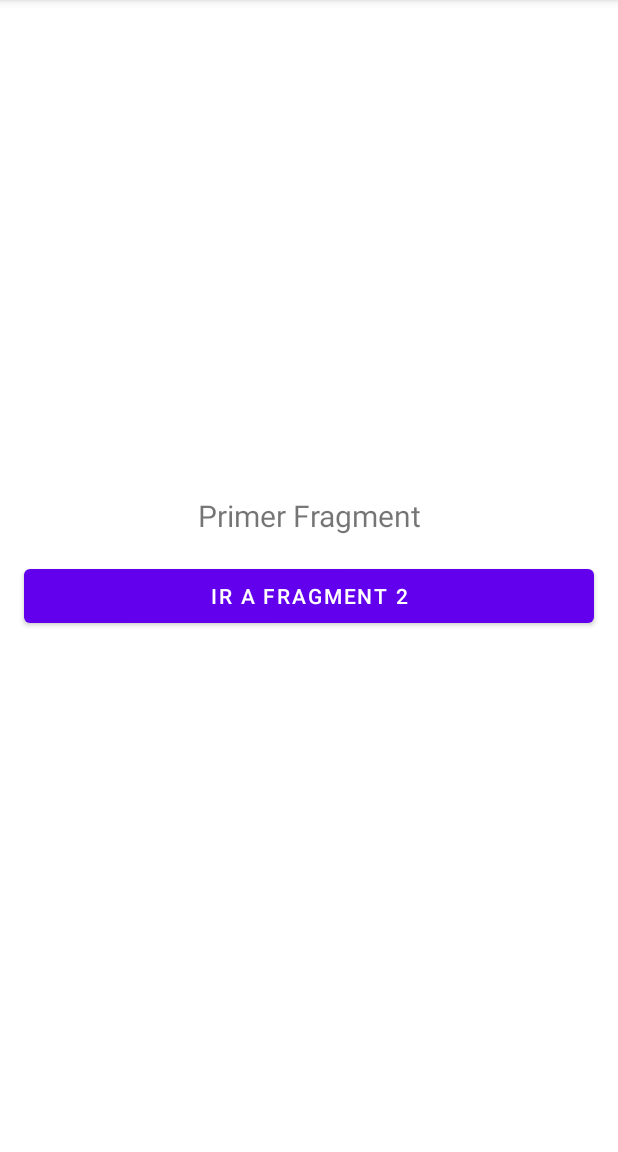
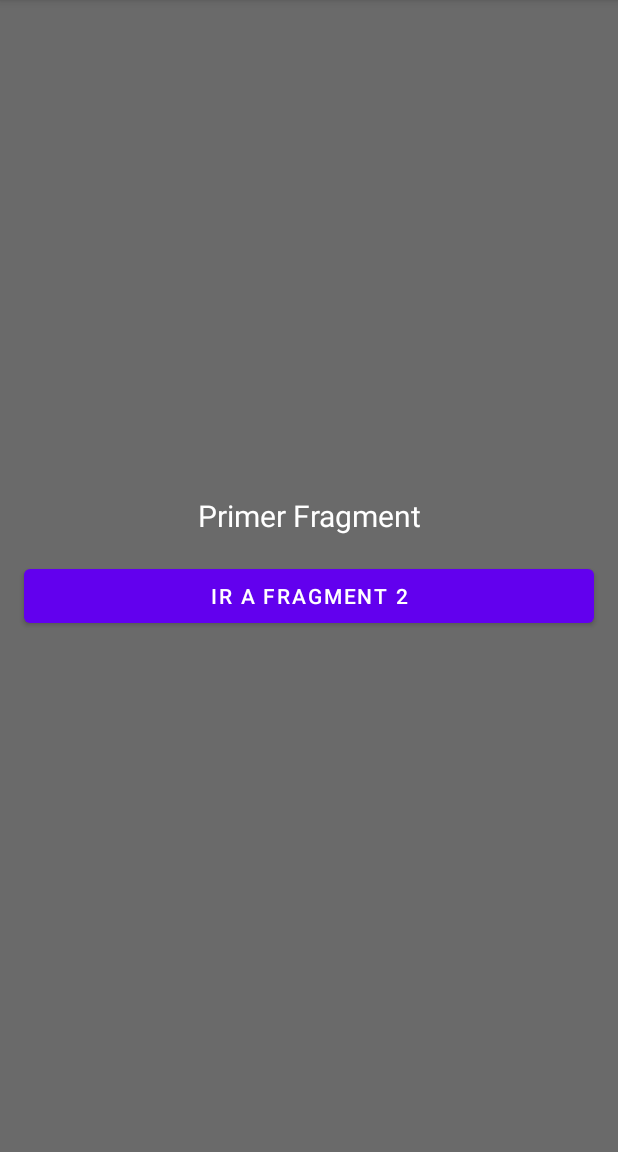
Before and after one commit to Ferthronix224/P1ProyectoMoviles, an Android app: the fragment PrimerFragment shown on its own in the app's theme, on a phone screen of 412 x 824 dp, the part 84-1236 px from its top. Run offline under Robolectric (Android 15) with nearby library versions, the phone set to English and light mode, and no system bars.

Commit message:
Colores de fondo

```diff
--- a/app/src/main/res/layout/fragment_cuarto.xml
+++ b/app/src/main/res/layout/fragment_cuarto.xml
@@ -1,9 +1,9 @@
 <?xml version="1.0" encoding="utf-8"?>
-<LinearLayout
-    xmlns:android="http://schemas.android.com/apk/res/android"
+<LinearLayout xmlns:android="http://schemas.android.com/apk/res/android"
     xmlns:tools="http://schemas.android.com/tools"
     android:layout_width="match_parent"
     android:layout_height="match_parent"
+    android:background="#C8A9FF"
     android:gravity="center"
     android:orientation="vertical"
     tools:context=".CuartoFragment">
@@ -14,6 +14,7 @@
         android:layout_height="wrap_content"
         android:layout_gravity="center"
         android:gravity="center"
+        android:textColor="@color/white"
         android:text="Cuarto Fragment"
         android:textSize="20sp" />
 
--- a/app/src/main/res/layout/fragment_primer.xml
+++ b/app/src/main/res/layout/fragment_primer.xml
@@ -1,9 +1,10 @@
 <?xml version="1.0" encoding="utf-8"?>
-<LinearLayout
-    xmlns:android="http://schemas.android.com/apk/res/android"
+<LinearLayout xmlns:android="http://schemas.android.com/apk/res/android"
     xmlns:tools="http://schemas.android.com/tools"
     android:layout_width="match_parent"
     android:layout_height="match_parent"
+    android:background="#009688"
+    android:backgroundTint="#6A6A6A"
     android:gravity="center"
     android:orientation="vertical"
     tools:context=".PrimerFragment">
@@ -14,6 +15,7 @@
         android:layout_height="wrap_content"
         android:layout_gravity="center"
         android:gravity="center"
+        android:textColor="@color/white"
         android:text="Primer Fragment"
         android:textSize="20sp" />
 
--- a/app/src/main/res/layout/fragment_segundo.xml
+++ b/app/src/main/res/layout/fragment_segundo.xml
@@ -1,9 +1,9 @@
 <?xml version="1.0" encoding="utf-8"?>
-<LinearLayout
-    xmlns:android="http://schemas.android.com/apk/res/android"
+<LinearLayout xmlns:android="http://schemas.android.com/apk/res/android"
     xmlns:tools="http://schemas.android.com/tools"
     android:layout_width="match_parent"
     android:layout_height="match_parent"
+    android:background="#FDC3C3"
     android:gravity="center"
     android:orientation="vertical"
     tools:context=".SegundoFragment">
@@ -14,6 +14,7 @@
         android:layout_height="wrap_content"
         android:layout_gravity="center"
         android:gravity="center"
+        android:textColor="@color/white"
         android:text="Segundo Fragment"
         android:textSize="20sp" />
 
--- a/app/src/main/res/layout/fragment_tercer.xml
+++ b/app/src/main/res/layout/fragment_tercer.xml
@@ -1,9 +1,9 @@
 <?xml version="1.0" encoding="utf-8"?>
-<LinearLayout
-    xmlns:android="http://schemas.android.com/apk/res/android"
+<LinearLayout xmlns:android="http://schemas.android.com/apk/res/android"
     xmlns:tools="http://schemas.android.com/tools"
     android:layout_width="match_parent"
     android:layout_height="match_parent"
+    android:background="#BFEBFF"
     android:gravity="center"
     android:orientation="vertical"
     tools:context=".TercerFragment">
@@ -14,6 +14,7 @@
         android:layout_height="wrap_content"
         android:layout_gravity="center"
         android:gravity="center"
+        android:textColor="@color/white"
         android:text="Tercer Fragment"
         android:textSize="20sp" />
 
```
